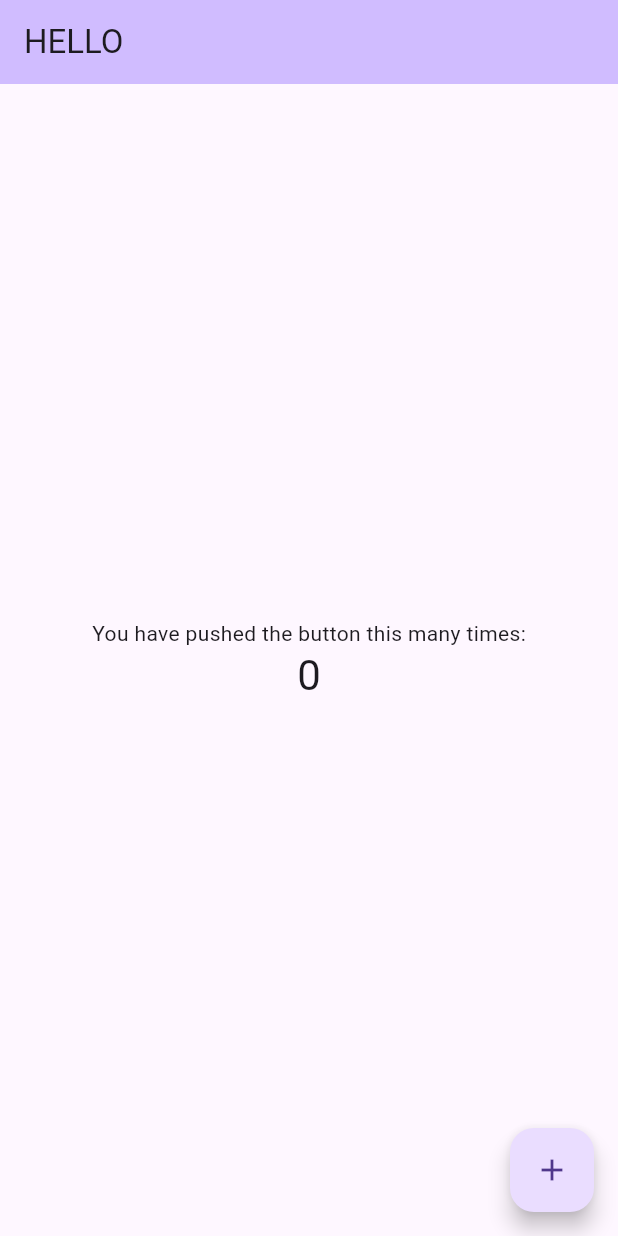
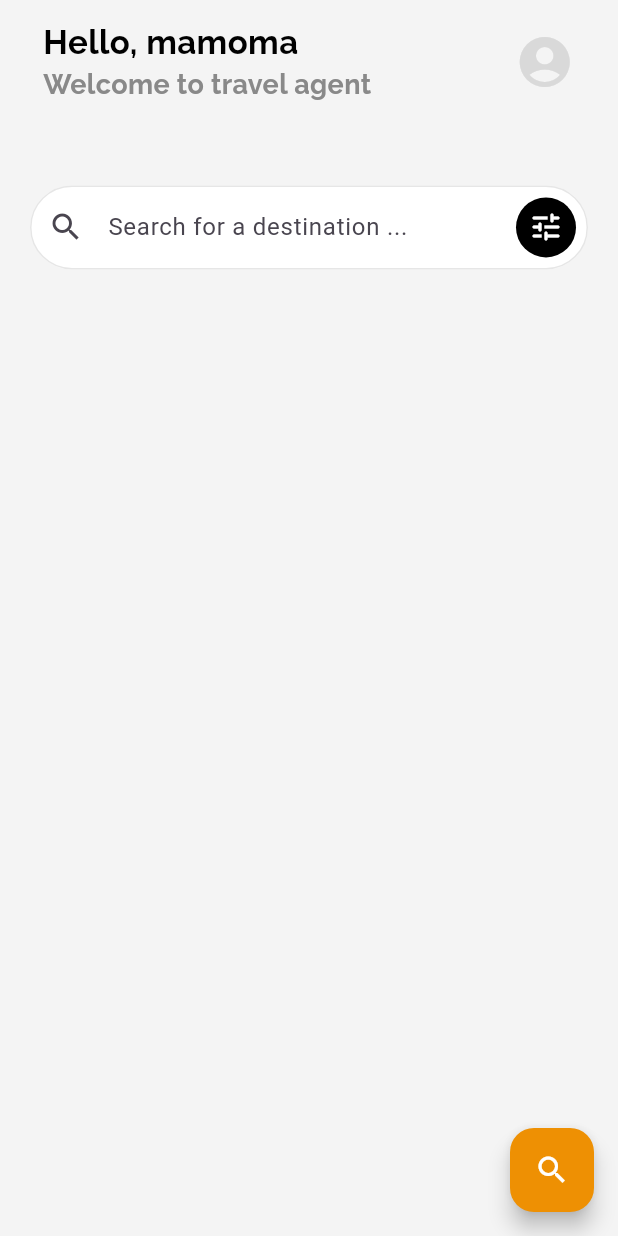
Before and after one commit to TravelAgentPFS/voyage_flutter_app, a Flutter app: the screen it shows after launch, on a phone screen of 412 x 824 dp. Run offline on Flutter 3.47's test engine with Material 3 defaults, Android fonts, the phone set to English and light mode, and no system bars; our stand-ins replace animated_splash_screen.

Commit message:
Home page

```diff
--- a/lib/pages/Home.dart
+++ b/lib/pages/Home.dart
@@ -9,60 +9,110 @@ class MyHomePage extends StatefulWidget {
 }
 
 class _MyHomePageState extends State<MyHomePage> {
-  int _counter = 0;
-
   @override
   Widget build(BuildContext context) {
-    // This method is rerun every time setState is called, for instance as done
-    // by the _incrementCounter method above. n
-    //
-    // The Flutter framework has been optimized to make rerunning build methods
-    // fast, so that you can just rebuild anything that needs updating rather
-    // than having to individually change instances of widgets.
+    var size = MediaQuery.of(context).size;
     return Scaffold(
-      appBar: AppBar(
-        // TRY THIS: Try changing the color here to a specific color (to
-        // Colors.amber, perhaps?) and trigger a hot reload to see the AppBar
-        // change color while the other colors stay the same.
-        backgroundColor: Theme.of(context).colorScheme.inversePrimary,
-        // Here we take the value from the MyHomePage object that was created by
-        // the App.build method, and use it to set our appbar title.
-        title: Text(widget.title),
-      ),
-      body: Center(
-        // Center is a layout widget. It takes a single child and positions it
-        // in the middle of the parent.
+      backgroundColor: Color.fromARGB(255, 244, 244, 244),
+      body: SafeArea(
         child: Column(
-          // Column is also a layout widget. It takes a list of children and
-          // arranges them vertically. By default, it sizes itself to fit its
-          // children horizontally, and tries to be as tall as its parent.
-          //
-          // Column has various properties to control how it sizes itself and
-          // how it positions its children. Here we use mainAxisAlignment to
-          // center the children vertically; the main axis here is the vertical
-          // axis because Columns are vertical (the cross axis would be
-          // horizontal).
-          //
-          // TRY THIS: Invoke "debug painting" (choose the "Toggle Debug Paint"
-          // action in the IDE, or press "p" in the console), to see the
-          // wireframe for each widget.
-          mainAxisAlignment: MainAxisAlignment.center,
-          children: <Widget>[
-            const Text(
-              'You have pushed the button this many times:',
+          children: [
+            Container(
+              padding: EdgeInsets.all(10),
+              height: size.width * 0.2,
+              child: Row(
+                mainAxisAlignment: MainAxisAlignment.spaceAround,
+                children: [
+                  const Flexible(
+                    // fit: FlexFit.tight,
+                    child: FittedBox(
+                      // fit: BoxFit.scaleDown,
+                      child: Column(
+                        crossAxisAlignment: CrossAxisAlignment.start,
+                        children: [
+                          Text(
+                            "Hello, mamoma",
+                            style: TextStyle(
+                              color: Color.fromARGB(255, 0, 0, 0),
+                              fontSize: 22,
+                              fontFamily: 'Raleway',
+                              fontWeight: FontWeight.bold,
+                            ),
+                          ),
+                          Text(
+                            "Welcome to travel agent",
+                            style: TextStyle(
+                              color: Color.fromARGB(255, 137, 137, 137),
+                              fontSize: 18,
+                              fontFamily: 'Raleway',
+                              fontWeight: FontWeight.bold,
+                            ),
+                          ),
+                        ],
+                      ),
+                    ),
+                  ),
+                  SizedBox(
+                    width: size.width * 0.05,
+                  ),
+                  const Icon(
+                    Icons.account_circle,
+                    color: Color.fromARGB(255, 217, 217, 217),
+                    size: 40,
+                  ),
+                ],
+              ),
             ),
-            Text(
-              '$_counter',
-              style: Theme.of(context).textTheme.headlineMedium,
+            SizedBox(
+              height: size.height * 0.05,
+            ),
+            Container(
+              margin: const EdgeInsets.symmetric(horizontal: 20),
+              child: TextField(
+                decoration: InputDecoration(
+                    fillColor: Colors.white,
+                    filled: true,
+                    enabledBorder: OutlineInputBorder(
+                      borderRadius: BorderRadius.circular(30.0),
+                      borderSide: const BorderSide(
+                        color: Color.fromARGB(255, 230, 230, 230),
+                      ),
+                    ),
+                    focusedBorder: OutlineInputBorder(
+                      borderRadius: BorderRadius.circular(30.0),
+                    ),
+                    prefixIcon: const Icon(Icons.search),
+                    border: OutlineInputBorder(
+                      borderRadius:
+                          BorderRadius.circular(30.0), // Rounded corners
+                    ),
+                    labelText: 'Search for a destination ...',
+                    suffixIcon: IconButton(
+                      icon: Container(
+                        width: 40,
+                        height: 40,
+                        decoration: const BoxDecoration(
+                          shape: BoxShape.circle,
+                          color: Color.fromARGB(255, 0, 0, 0),
+                        ),
+                        child: const Icon(
+                          Icons.tune_rounded,
+                          color: Colors.white,
+                        ),
+                      ),
+                      onPressed: () {},
+                    )),
+              ),
             ),
           ],
         ),
       ),
       floatingActionButton: FloatingActionButton(
+        backgroundColor: Color.fromARGB(255, 238, 144, 3),
         onPressed: () => Navigator.pushNamed(context, "/login"),
         tooltip: 'Increment',
-        child: const Icon(Icons.add),
-      ), // This trailing comma makes auto-formatting nicer for build methods.
+        child: const Icon(Icons.search, color: Colors.white),
+      ),
     );
   }
 }
```
